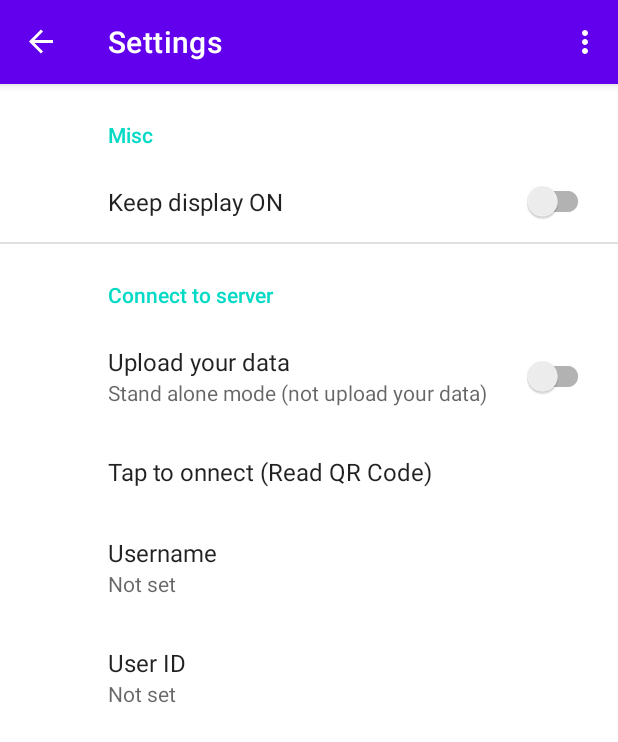
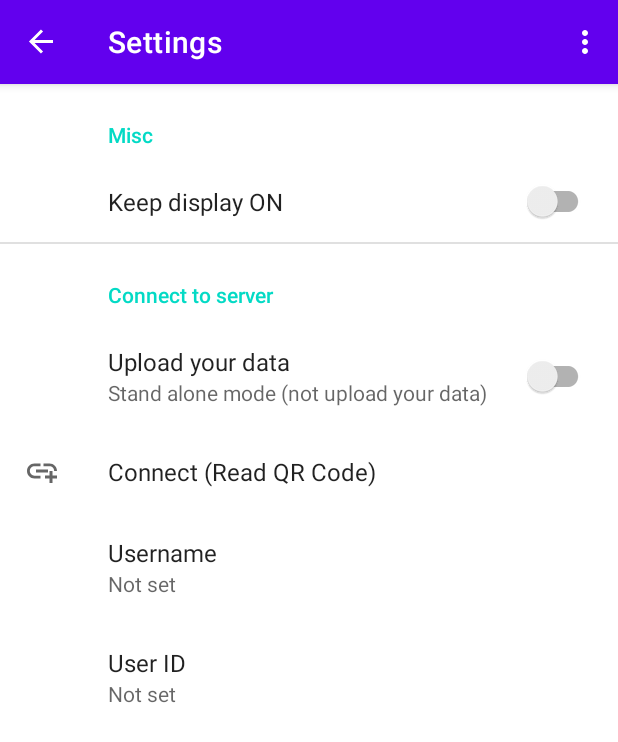
Before and after one commit to inouetmhr/FitbikeConnector, an Android app: the SettingsFragment screen opened through its navigation route, on a phone screen of 412 x 824 dp. Shown: the top 742 px of the screen. Run offline under Robolectric (Android 15) with nearby library versions, the light colour scheme and no system bars; our stand-ins replace Firebase (no records; nobody signed in at launch, a user with empty details on screens opened directly), androidx.preference, navigation-ui; libraries missing offline, so code that uses them is left out: com.google.rpc.context, com.google.zxing.integration, com.hoho.android, com.journeyapps.barcodescanner; 13 statements that could not run were skipped.

Commit message:
small refactoring

```diff
--- a/app/src/main/java/org/noue/fitbikeconnector/MainActivity.kt
+++ b/app/src/main/java/org/noue/fitbikeconnector/MainActivity.kt
@@ -127,7 +127,7 @@ class MainActivity : AppCompatActivity(), SharedPreferences.OnSharedPreferenceCh
     }
 
     private fun setupUSBSerial() :Boolean {
-        Log.i(TAG, "setting up USB serial port")
+        Log.i(TAG, "getting a USB serial port")
         // Find all available drivers from attached devices.
         val manager = getSystemService(Context.USB_SERVICE) as UsbManager
         val availableDrivers = UsbSerialProber.getDefaultProber().findAllDrivers(manager)
@@ -176,11 +176,12 @@ class MainActivity : AppCompatActivity(), SharedPreferences.OnSharedPreferenceCh
             createWorker()
         }
         else {
-            Log.d(TAG, "worker is already running")
+            Log.i(TAG, "worker is already running")
         }
     }
 
     private fun createWorker() {
+        Log.i(TAG, "creating a new worker request")
         val request = OneTimeWorkRequest.from(UsbReaderWorker::class.java)
         //workManager.getInstance(requireContext()).enqueue(request)
         WorkManager.getInstance(applicationContext).enqueueUniqueWork(
@@ -190,10 +191,10 @@ class MainActivity : AppCompatActivity(), SharedPreferences.OnSharedPreferenceCh
         )
     }
 
-    fun uploadToFirestore(dist: Double) :Boolean{
+    fun uploadToFirestore(dist: Double) :Boolean{ //TODO 移動距離の反映
         if (! pref.getBoolean(getString(R.string.pref_upload),false)) { return false }
         val userid = pref.getString(getString(R.string.pref_userid), null) ?: return false
-        Log.d(TAG, "invoked saveStore: dist:${dist} userid:${userid}")
+        Log.d(TAG, "invoked uploadToFirestore: dist:${dist} userid:${userid}")
         val ts = Timestamp.now()
         val data: HashMap<String, Any> = HashMap()
         data.put("date", ts)
@@ -203,10 +204,10 @@ class MainActivity : AppCompatActivity(), SharedPreferences.OnSharedPreferenceCh
             val document = db.collection("cycling").document(userid)
             document.set(data, SetOptions.merge())
                     .addOnSuccessListener {
-                        Log.d(TAG, "Document added !")
+                        Log.v(TAG, "uploadToFirestore: Document added.")
                     }
                     .addOnFailureListener {
-                        Log.w(TAG, "Error adding document", it)
+                        Log.w(TAG, "uploadToFirestore: Error adding document", it)
                     }
         } catch (e: java.lang.IllegalArgumentException) {
             e.printStackTrace()
--- a/app/src/main/java/org/noue/fitbikeconnector/SettingsFragment.kt
+++ b/app/src/main/java/org/noue/fitbikeconnector/SettingsFragment.kt
@@ -52,7 +52,7 @@ class SettingsFragment : PreferenceFragmentCompat() {
                         putString("userid", userid)
                         commit()
                     }*/
-                    Snackbar.make(requireView(), "Connected to the server\n${userid}", Snackbar.LENGTH_LONG).show()
+                    Snackbar.make(requireView(), "Connected to the server\n${username}", Snackbar.LENGTH_LONG).show()
                 }
             }
             else -> super.onActivityResult(requestCode, resultCode, data)
--- /dev/null
+++ b/app/src/main/res/drawable/ic_baseline_add_link_24.xml
@@ -0,0 +1,10 @@
+<vector xmlns:android="http://schemas.android.com/apk/res/android"
+    android:width="24dp"
+    android:height="24dp"
+    android:viewportWidth="24"
+    android:viewportHeight="24"
+    android:tint="?attr/colorControlNormal">
+  <path
+      android:fillColor="@android:color/white"
+      android:pathData="M8,11h8v2L8,13zM20.1,12L22,12c0,-2.76 -2.24,-5 -5,-5h-4v1.9h4c1.71,0 3.1,1.39 3.1,3.1zM3.9,12c0,-1.71 1.39,-3.1 3.1,-3.1h4L11,7L7,7c-2.76,0 -5,2.24 -5,5s2.24,5 5,5h4v-1.9L7,15.1c-1.71,0 -3.1,-1.39 -3.1,-3.1zM19,12h-2v3h-3v2h3v3h2v-3h3v-2h-3z"/>
+</vector>
--- /dev/null
+++ b/app/src/main/res/drawable/ic_baseline_usb_24.xml
@@ -0,0 +1,10 @@
+<vector xmlns:android="http://schemas.android.com/apk/res/android"
+    android:width="24dp"
+    android:height="24dp"
+    android:viewportWidth="24"
+    android:viewportHeight="24"
+    android:tint="?attr/colorControlNormal">
+  <path
+      android:fillColor="@android:color/white"
+      android:pathData="M15,7v4h1v2h-3V5h2l-3,-4 -3,4h2v8H8v-2.07c0.7,-0.37 1.2,-1.08 1.2,-1.93 0,-1.21 -0.99,-2.2 -2.2,-2.2 -1.21,0 -2.2,0.99 -2.2,2.2 0,0.85 0.5,1.56 1.2,1.93V13c0,1.11 0.89,2 2,2h3v3.05c-0.71,0.37 -1.2,1.1 -1.2,1.95 0,1.22 0.99,2.2 2.2,2.2 1.21,0 2.2,-0.98 2.2,-2.2 0,-0.85 -0.49,-1.58 -1.2,-1.95V15h3c1.11,0 2,-0.89 2,-2v-2h1V7h-4z"/>
+</vector>
--- a/app/src/main/res/navigation/nav_graph.xml
+++ b/app/src/main/res/navigation/nav_graph.xml
@@ -13,7 +13,9 @@
 
         <action
             android:id="@+id/action_MainFragment_to_settingsFragment"
-            app:destination="@id/settingsFragment" />
+            app:destination="@id/settingsFragment"
+            app:enterAnim="@anim/nav_default_enter_anim"
+            app:exitAnim="@anim/nav_default_exit_anim" />
     </fragment>
     <fragment
         android:id="@+id/settingsFragment"
--- a/app/src/main/res/values/strings.xml
+++ b/app/src/main/res/values/strings.xml
@@ -8,7 +8,7 @@
     <!-- Notification and WorkManager -->
     <string name="work_request_unique">USB reader worker</string>
     <!-- Settings fragment -->
-    <string name="tap_to_connect">Tap to onnect (Read QR Code)</string>
+    <string name="tap_to_connect">Connect (Read QR Code)</string>
 
     <!-- Upload Preferences -->
     <string name="upload_title">Upload your data</string>
--- a/app/src/main/res/xml/root_preferences.xml
+++ b/app/src/main/res/xml/root_preferences.xml
@@ -18,6 +18,7 @@
             app:summaryOn="@string/upload_summary_on"
             app:title="@string/upload_title" />
         <Preference
+            app:icon="@drawable/ic_baseline_add_link_24"
             app:key="@string/pref_read_qr"
             app:title="@string/tap_to_connect" />
         <EditTextPreference
```
Also changed, not shown: app/src/main/java/org/noue/fitbikeconnector/UsbReaderWorker.kt (+72 -29 lines).
